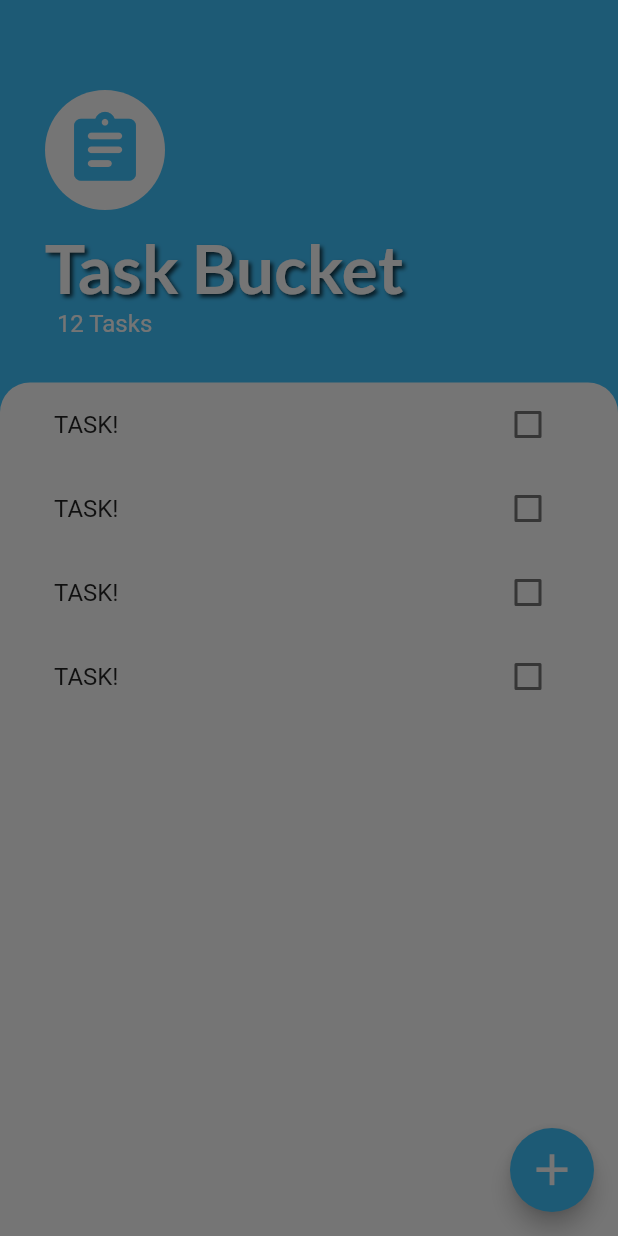
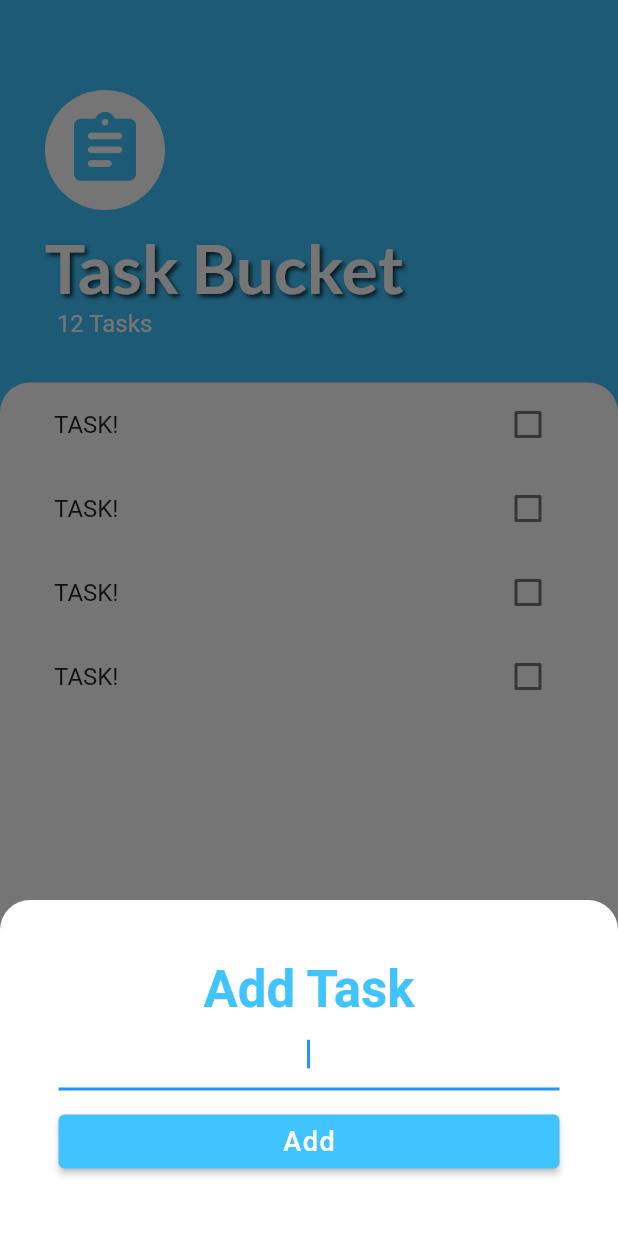
Before and after one commit to Er-Nilesh-kr/Task-Bucket, a Flutter app: the screen it shows after launch, after a tap on the "add" icon, on a phone screen of 412 x 824 dp. Run offline on Flutter 3.47's test engine with Material 2 defaults, Android fonts, the phone set to English and light mode, and no system bars; our stand-ins replace google_fonts.

Commit message:
Update Task Screen UI

```diff
--- a/lib/screens/add_task_screen.dart
+++ b/lib/screens/add_task_screen.dart
@@ -6,11 +6,44 @@ class AddTaskScreen extends StatelessWidget {
     return Container(
       color: Color(0xff757575),
       child: Container(
+        padding: EdgeInsets.all(39.0),
         decoration: BoxDecoration(
-            color: Colors.white,
-            borderRadius: BorderRadius.only(
-                topLeft: Radius.circular(20.0),
-                topRight: Radius.circular(20.0))),
+          color: Colors.white,
+          borderRadius: BorderRadius.only(
+              topLeft: Radius.circular(20.0), topRight: Radius.circular(20.0)),
+        ),
+        child: Column(
+          crossAxisAlignment: CrossAxisAlignment.stretch,
+          children: [
+            Text(
+              'Add Task',
+              textAlign: TextAlign.center,
+              style: TextStyle(
+                color: Colors.lightBlueAccent,
+                fontSize: 34.0,
+                fontWeight: FontWeight.w700,
+              ),
+            ),
+            TextField(
+              autofocus: true,
+              textAlign: TextAlign.center,
+            ),
+            SizedBox(
+              height: 10.0,
+            ),
+            ElevatedButton(
+              onPressed: () => {},
+              child: Text(
+                'Add',
+                style: TextStyle(
+                    color: Colors.white, fontSize: 18.0, letterSpacing: 1.0),
+              ),
+              style: ButtonStyle(
+                  backgroundColor:
+                      MaterialStateProperty.all(Colors.lightBlueAccent)),
+            )
+          ],
+        ),
       ),
     );
   }
```
